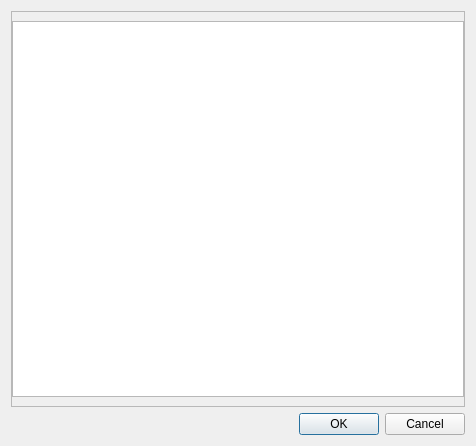
Before: the Qt Designer form personal_programs/dialogs/selectdailyprogramdialog.ui in grigp/a-analyser, drawn with Qt 5.
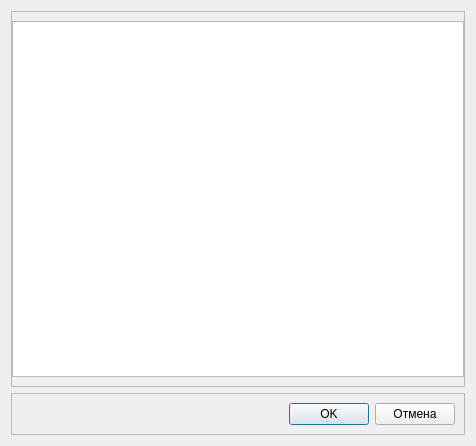
After: the same form once the commit is applied.

Commit message: Замена ButtonBar в диалоговых окнах

The edit to the form file:
```diff
--- a/personal_programs/dialogs/selectdailyprogramdialog.ui
+++ b/personal_programs/dialogs/selectdailyprogramdialog.ui
@@ -36,13 +36,42 @@
     </widget>
    </item>
    <item>
-    <widget class="QDialogButtonBox" name="buttonBox">
-     <property name="orientation">
-      <enum>Qt::Horizontal</enum>
+    <widget class="QFrame" name="frModalButtons">
+     <property name="frameShape">
+      <enum>QFrame::StyledPanel</enum>
      </property>
-     <property name="standardButtons">
-      <set>QDialogButtonBox::Cancel|QDialogButtonBox::Ok</set>
+     <property name="frameShadow">
+      <enum>QFrame::Raised</enum>
      </property>
+     <layout class="QHBoxLayout" name="horizontalLayout_10">
+      <item>
+       <spacer name="horizontalSpacer_5">
+        <property name="orientation">
+         <enum>Qt::Horizontal</enum>
+        </property>
+        <property name="sizeHint" stdset="0">
+         <size>
+          <width>40</width>
+          <height>20</height>
+         </size>
+        </property>
+       </spacer>
+      </item>
+      <item>
+       <widget class="QPushButton" name="btnOK">
+        <property name="text">
+         <string>OK</string>
+        </property>
+       </widget>
+      </item>
+      <item>
+       <widget class="QPushButton" name="btnCancel">
+        <property name="text">
+         <string>Отмена</string>
+        </property>
+       </widget>
+      </item>
+     </layout>
     </widget>
    </item>
   </layout>
```
Left out of the diff: 24 changed lines with no effect on the pictures. The commit also changes 19 other files.
